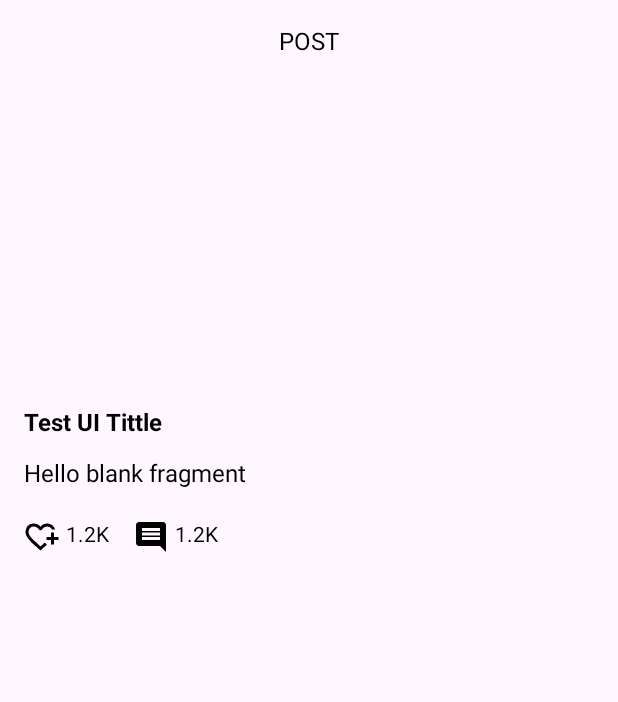
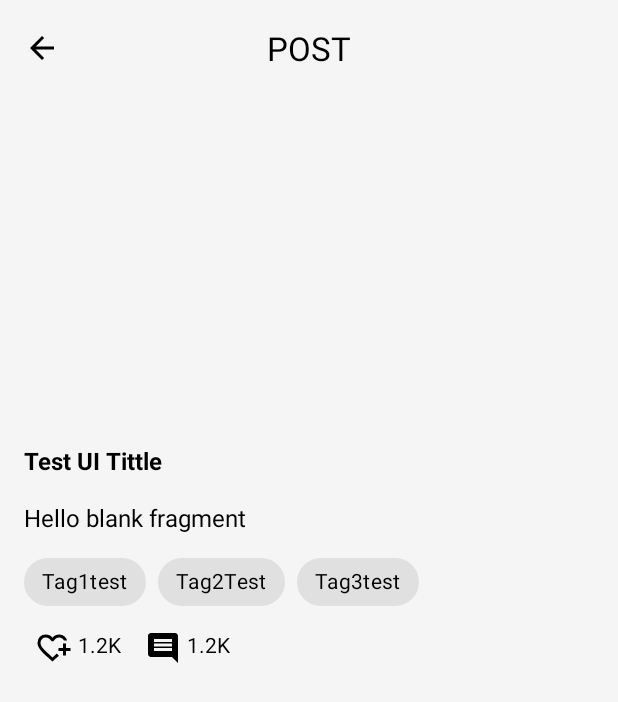
Before and after one commit to omersenturkdev/retrofit-flow-posts, an Android app: the layout fragment_details.xml on its own in the app's theme, with its tools: preview values and no code run, on a phone screen of 412 x 824 dp. Shown: the top 702 px of the screen. Run offline under Robolectric (Android 15) with nearby library versions, the phone set to English and light mode, and no system bars.

Commit message:
feat:add appbar with up button and update UI layout

```diff
--- a/app/src/main/java/com/omersenturk/apiflowposts/ui/details/DetailsFragment.kt
+++ b/app/src/main/java/com/omersenturk/apiflowposts/ui/details/DetailsFragment.kt
@@ -5,6 +5,7 @@ import androidx.fragment.app.Fragment
 import android.view.LayoutInflater
 import android.view.View
 import android.view.ViewGroup
+import androidx.navigation.fragment.findNavController
 import androidx.navigation.fragment.navArgs
 import coil.load
 import coil.transform.CircleCropTransformation
@@ -39,6 +40,12 @@ class DetailsFragment : Fragment() {
             //icon values
             textViewComment.text = args.title.length.toString()
             textViewLike.text = args.body.length.toString()
+
+            setRandomChipsFromBody(args.body)
+
+            toolbar.setNavigationOnClickListener {
+                findNavController().navigateUp()
+            }
         }
     }
 
@@ -56,4 +63,15 @@ class DetailsFragment : Fragment() {
         }
     }
 
+    private fun setRandomChipsFromBody(body: String) {
+        val words = body.split(" ").filter { it.isNotBlank() }.take(3)
+
+        if (words.size >= 3) {
+            binding.chipFirstTag.text = "#${words[0]}"
+            binding.chipSecondTag.text = "#${words[1]}"
+            binding.chipThirdTag.text = "#${words[2]}"
+        }
+    }
+
+
 }
--- /dev/null
+++ b/app/src/main/res/drawable/ic_arrow_back.xml
@@ -0,0 +1,5 @@
+<vector xmlns:android="http://schemas.android.com/apk/res/android" android:autoMirrored="true" android:height="24dp" android:tint="#000000" android:viewportHeight="24" android:viewportWidth="24" android:width="24dp">
+
+    <path android:fillColor="@android:color/white" android:pathData="M20,11H7.83l5.59,-5.59L12,4l-8,8 8,8 1.41,-1.41L7.83,13H20v-2z"/>
+
+</vector>
--- a/app/src/main/res/layout/fragment_details.xml
+++ b/app/src/main/res/layout/fragment_details.xml
@@ -4,22 +4,21 @@
     xmlns:tools="http://schemas.android.com/tools"
     android:layout_width="match_parent"
     android:layout_height="match_parent"
-    android:padding="16dp"
+    android:background="@color/grey"
     tools:context=".ui.details.DetailsFragment">
 
-    <androidx.appcompat.widget.AppCompatTextView
-
-        android:id="@+id/appCompatTextView"
-        android:layout_width="wrap_content"
+    <com.google.android.material.appbar.MaterialToolbar
+        android:id="@+id/toolbar"
+        android:layout_width="match_parent"
+        android:background="@color/grey"
         android:layout_height="wrap_content"
-        android:text="@string/post_details"
-        tools:text="POST"
-        android:textColor="@color/black"
-        android:textSize="16sp"
         app:layout_constraintEnd_toEndOf="parent"
         app:layout_constraintStart_toStartOf="parent"
         app:layout_constraintTop_toTopOf="parent"
-        />
+        app:navigationIcon="@drawable/ic_arrow_back"
+        app:title="@string/post_details"
+        app:titleCentered="true"
+        app:titleTextColor="@color/black" />
 
 
     <androidx.appcompat.widget.AppCompatImageView
@@ -31,7 +30,7 @@
         android:scaleType="centerCrop"
         app:layout_constraintEnd_toEndOf="parent"
         app:layout_constraintStart_toStartOf="parent"
-        app:layout_constraintTop_toBottomOf="@+id/appCompatTextView" />
+        app:layout_constraintTop_toBottomOf="@+id/toolbar" />
 
     <androidx.appcompat.widget.AppCompatTextView
         android:id="@+id/textViewDetailTitle"
@@ -44,51 +43,103 @@
         app:layout_constraintEnd_toEndOf="parent"
         app:layout_constraintStart_toStartOf="parent"
         app:layout_constraintTop_toBottomOf="@id/imageViewDetailImage"
+        android:paddingStart="16dp"
+        android:paddingEnd="16dp"
         tools:text="Test UI Tittle" />
 
     <androidx.appcompat.widget.AppCompatTextView
         android:id="@+id/textViewDetailBody"
         android:layout_width="0dp"
         android:layout_height="wrap_content"
-        android:layout_marginTop="12dp"
+        android:layout_marginTop="16dp"
         android:lineSpacingExtra="4dp"
         android:textColor="@android:color/black"
         android:textSize="16sp"
         app:layout_constraintEnd_toEndOf="parent"
         app:layout_constraintStart_toStartOf="parent"
         app:layout_constraintTop_toBottomOf="@id/textViewDetailTitle"
+        android:paddingStart="16dp"
+        android:paddingEnd="16dp"
         tools:text="@string/hello_blank_fragment"/>
+
+    <com.google.android.material.chip.ChipGroup
+        android:id="@+id/chipGroup"
+        android:layout_width="wrap_content"
+        android:layout_height="wrap_content"
+        android:layout_marginTop="8dp"
+        android:paddingStart="16dp"
+        app:layout_constraintStart_toStartOf="parent"
+        app:layout_constraintTop_toBottomOf="@+id/textViewDetailBody"
+        app:singleLine="false"
+        app:singleSelection="false">
+
+        <com.google.android.material.chip.Chip
+            android:id="@+id/chipFirstTag"
+            style="@style/Widget.MaterialComponents.Chip.Choice"
+            android:layout_width="wrap_content"
+            android:layout_height="wrap_content"
+            app:chipBackgroundColor="@color/light_gray"
+            android:textColor="@color/black"
+            android:checkable="false"
+            android:clickable="false"
+            tools:text="Tag1test" />
+
+        <com.google.android.material.chip.Chip
+            android:id="@+id/chipSecondTag"
+            style="@style/Widget.MaterialComponents.Chip.Choice"
+            android:layout_width="wrap_content"
+            android:layout_height="wrap_content"
+            app:chipBackgroundColor="@color/light_gray"
+            android:textColor="@color/black"
+            android:checkable="false"
+            android:clickable="false"
+            tools:text="Tag2Test" />
+
+        <com.google.android.material.chip.Chip
+            android:id="@+id/chipThirdTag"
+            style="@style/Widget.MaterialComponents.Chip.Choice"
+            android:layout_width="wrap_content"
+            android:layout_height="wrap_content"
+            app:chipBackgroundColor="@color/light_gray"
+            android:textColor="@color/black"
+            android:checkable="false"
+            android:clickable="false"
+            tools:text="Tag3test" />
+
+    </com.google.android.material.chip.ChipGroup>
 
     <LinearLayout
         android:id="@+id/detailActions"
         android:layout_width="0dp"
         android:layout_height="wrap_content"
+        android:layout_marginTop="8dp"
+        android:gravity="center_vertical"
         android:orientation="horizontal"
-        android:gravity="center_vertical"
-        android:layout_marginTop="20dp"
-        app:layout_constraintTop_toBottomOf="@+id/textViewDetailBody"
+        android:paddingStart="24dp"
+        app:layout_constraintEnd_toEndOf="parent"
         app:layout_constraintStart_toStartOf="parent"
-        app:layout_constraintEnd_toEndOf="parent">
+        app:layout_constraintTop_toBottomOf="@+id/chipGroup">
 
         <androidx.appcompat.widget.AppCompatTextView
             android:id="@+id/textViewLike"
+            android:layout_width="wrap_content"
+            android:layout_height="wrap_content"
             android:drawableLeft="@drawable/ic_like"
+            android:drawablePadding="4dp"
+            android:paddingEnd="16dp"
             android:textColor="@color/black"
-            android:drawablePadding="4dp"
-            tools:text="1.2K"
-            android:paddingEnd="16dp"
-            android:layout_height="wrap_content"
-            android:layout_width="wrap_content"/>
+            tools:text="1.2K" />
 
         <androidx.appcompat.widget.AppCompatTextView
             android:id="@+id/textViewComment"
+            android:layout_width="wrap_content"
+            android:layout_height="wrap_content"
             android:drawableLeft="@drawable/ic_comment"
+            android:drawablePadding="4dp"
+            android:paddingEnd="16dp"
             android:textColor="@color/black"
-            android:drawablePadding="4dp"
-            tools:text="1.2K"
-            android:paddingEnd="16dp"
-            android:layout_height="wrap_content"
-            android:layout_width="wrap_content"/>
+            tools:text="1.2K" />
+
 
     </LinearLayout>
 
--- a/app/src/main/res/values/colors.xml
+++ b/app/src/main/res/values/colors.xml
@@ -2,4 +2,6 @@
 <resources>
     <color name="black">#FF000000</color>
     <color name="white">#FFFFFFFF</color>
+    <color name="grey">#F5F5F5</color>
+    <color name="light_gray">#E0E0E0</color>
 </resources>
```
